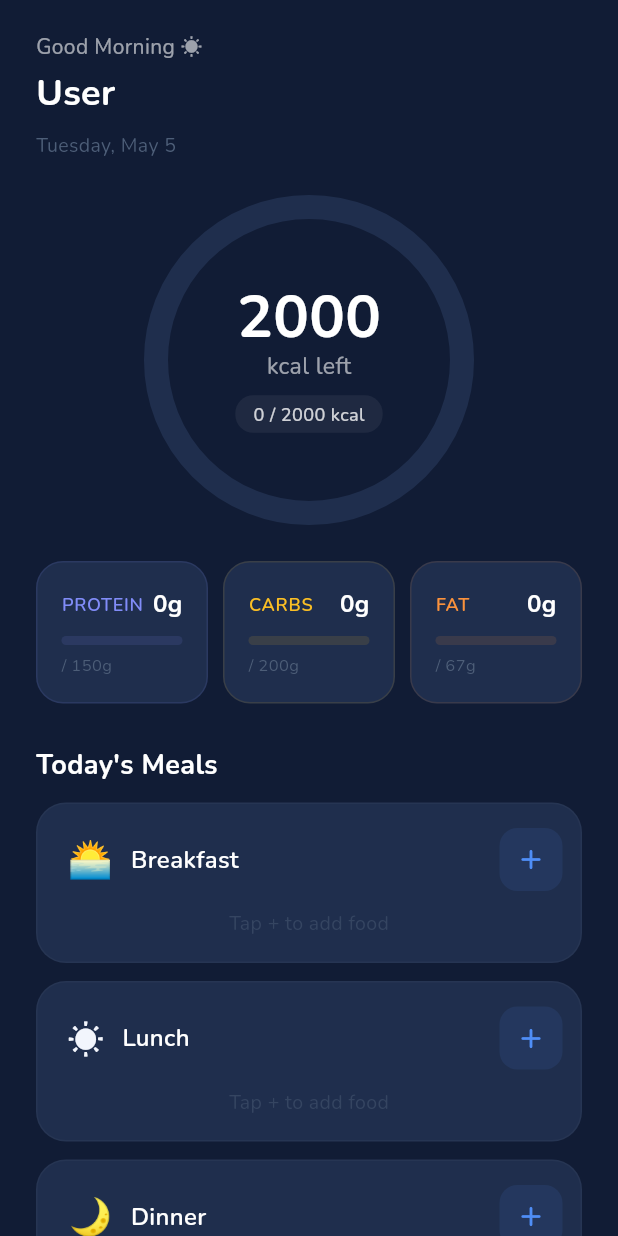
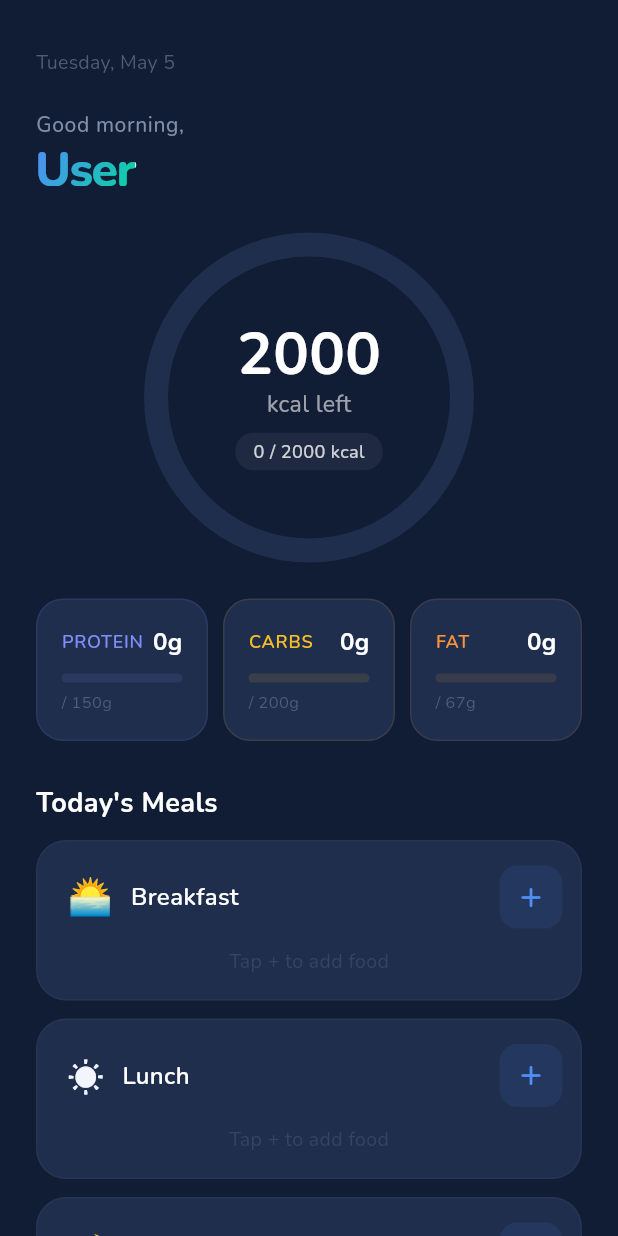
Before and after one commit to esumbrandon/lilyFit, a Flutter app: the DashboardScreen screen opened directly, on a phone screen of 412 x 824 dp. Run offline on Flutter 3.47's test engine with Material 3 defaults, Android fonts, the phone set to English and light mode, and no system bars; our stand-ins replace fl_chart, flutter_local_notifications, flutter_timezone, geocoding, geolocator, google_fonts and 3 more; accounts and stored records are empty.

Commit message:
Adjusted the main UI/UX.

```diff
--- a/lib/screens/dashboard/dashboard_screen.dart
+++ b/lib/screens/dashboard/dashboard_screen.dart
@@ -89,74 +89,74 @@ class _DashboardScreenState extends State<DashboardScreen>
               child: _buildAnimatedSection(
                 0,
                 Padding(
-                  padding: const EdgeInsets.fromLTRB(24, 20, 24, 0),
-                  child: Row(
-                    children: [
-                      Expanded(
+                  padding: const EdgeInsets.fromLTRB(24, 32, 24, 0),
                   child: Column(
                     crossAxisAlignment: CrossAxisAlignment.start,
                     children: [
+                      // Top meta row — date · streak
+                      Row(
+                        mainAxisAlignment: MainAxisAlignment.spaceBetween,
+                        children: [
                           Text(
-                              _greeting(now),
-                              style: TextStyle(
-                                color: Colors.white.withAlpha(150),
-                                fontSize: 14,
+                            DateFormat('EEEE, MMMM d').format(now),
+                            style: const TextStyle(
+                              color: AppColors.textTertiary,
+                              fontSize: 13,
+                              fontWeight: FontWeight.w400,
+                              letterSpacing: 0.2,
                             ),
                           ),
-                            const SizedBox(height: 4),
+                          if (provider.currentStreak > 0)
+                            Row(
+                              mainAxisSize: MainAxisSize.min,
+                              children: [
+                                const Text(
+                                  '🔥',
+                                  style: TextStyle(fontSize: 13),
+                                ),
+                                const SizedBox(width: 4),
                                 Text(
-                              profile.name.isNotEmpty ? profile.name : 'User',
+                                  '${provider.currentStreak} day streak',
                                   style: const TextStyle(
-                                color: Colors.white,
-                                fontSize: 24,
-                                fontWeight: FontWeight.w700,
+                                    color: AppColors.carbs,
+                                    fontSize: 12,
+                                    fontWeight: FontWeight.w600,
+                                    letterSpacing: 0.1,
                                   ),
                                 ),
                               ],
                             ),
+                        ],
                       ),
-                      // Streak badge
-                      if (provider.currentStreak > 0)
-                        Container(
-                          padding: const EdgeInsets.symmetric(
-                            horizontal: 14,
-                            vertical: 8,
+                      const SizedBox(height: 22),
+                      // Greeting label
+                      Text(
+                        _greetingLabel(now),
+                        style: const TextStyle(
+                          color: AppColors.textSecondary,
+                          fontSize: 14,
+                          fontWeight: FontWeight.w500,
+                          letterSpacing: 0.4,
                         ),
-                          decoration: BoxDecoration(
-                            color: AppColors.carbs.withAlpha(25),
-                            borderRadius: BorderRadius.circular(14),
                       ),
-                          child: Row(
-                            mainAxisSize: MainAxisSize.min,
-                            children: [
-                              const Text('🔥', style: TextStyle(fontSize: 16)),
-                              const SizedBox(width: 4),
-                              Text(
-                                '${provider.currentStreak}',
+                      const SizedBox(height: 4),
+                      // Name — gradient shimmer
+                      ShaderMask(
+                        shaderCallback: (bounds) =>
+                            AppColors.primaryGradient.createShader(bounds),
+                        blendMode: BlendMode.srcIn,
+                        child: Text(
+                          profile.name.isNotEmpty ? profile.name : 'User',
                           style: const TextStyle(
-                                  color: AppColors.carbs,
-                                  fontWeight: FontWeight.w700,
-                                  fontSize: 15,
+                            color: Colors.white,
+                            fontSize: 32,
+                            fontWeight: FontWeight.w800,
+                            letterSpacing: -1.0,
+                            height: 1.05,
+                          ),
                         ),
                       ),
                     ],
-                          ),
-                        ),
-                    ],
-                  ),
-                ),
-              ),
-            ),
-
-            // Date display
-            SliverToBoxAdapter(
-              child: Padding(
-                padding: const EdgeInsets.fromLTRB(24, 8, 24, 0),
-                child: Text(
-                  DateFormat('EEEE, MMMM d').format(now),
-                  style: const TextStyle(
-                    color: AppColors.textTertiary,
-                    fontSize: 13,
                   ),
                 ),
               ),
@@ -305,11 +305,11 @@ class _DashboardScreenState extends State<DashboardScreen>
     );
   }
 
-  String _greeting(DateTime now) {
+  String _greetingLabel(DateTime now) {
     final hour = now.hour;
-    if (hour < 12) return 'Good Morning ☀️';
-    if (hour < 17) return 'Good Afternoon 🌤️';
-    return 'Good Evening 🌙';
+    if (hour < 12) return 'Good morning,';
+    if (hour < 17) return 'Good afternoon,';
+    return 'Good evening,';
   }
 
   void _navigateToFoodSearch(BuildContext context, MealType mealType) {
```
Lines whose indentation alone changed are shown as unchanged.
